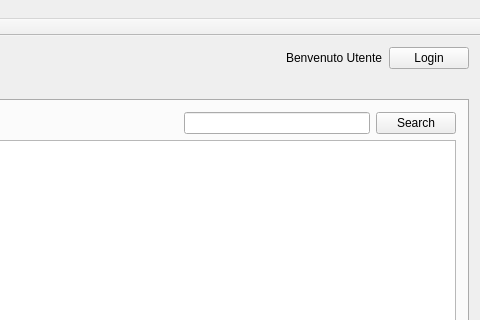
Old version of the form mainwindow.ui in the repository warcomeb/labortool; both pictures show x 370 to 850 and y 0 to 320 of the 850 by 600 pixel window.
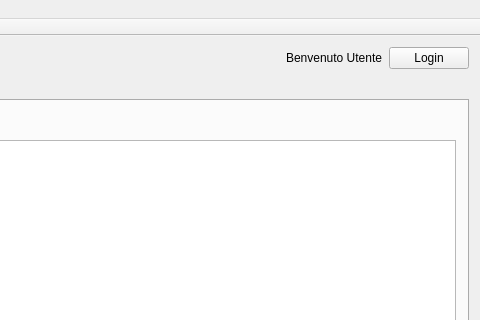
New version of the form. The open tabs and pages were chosen to show the change.

Commit message: Aggiunta la selezione dell'intera riga e la disabilitazione alle modifiche sulle tabelle nella main window.

What changed in the file:
```diff
--- a/mainwindow.ui
+++ b/mainwindow.ui
@@ -110,16 +110,6 @@
             </property>
            </spacer>
           </item>
-          <item>
-           <widget class="QLineEdit" name="searchActivityText"/>
-          </item>
-          <item>
-           <widget class="QPushButton" name="searchActivityButton">
-            <property name="text">
-             <string>Search</string>
-            </property>
-           </widget>
-          </item>
          </layout>
         </item>
         <item>
```
Left out of the diff: 24 changed lines with no effect on the pictures. The commit also changes 2 other files.
